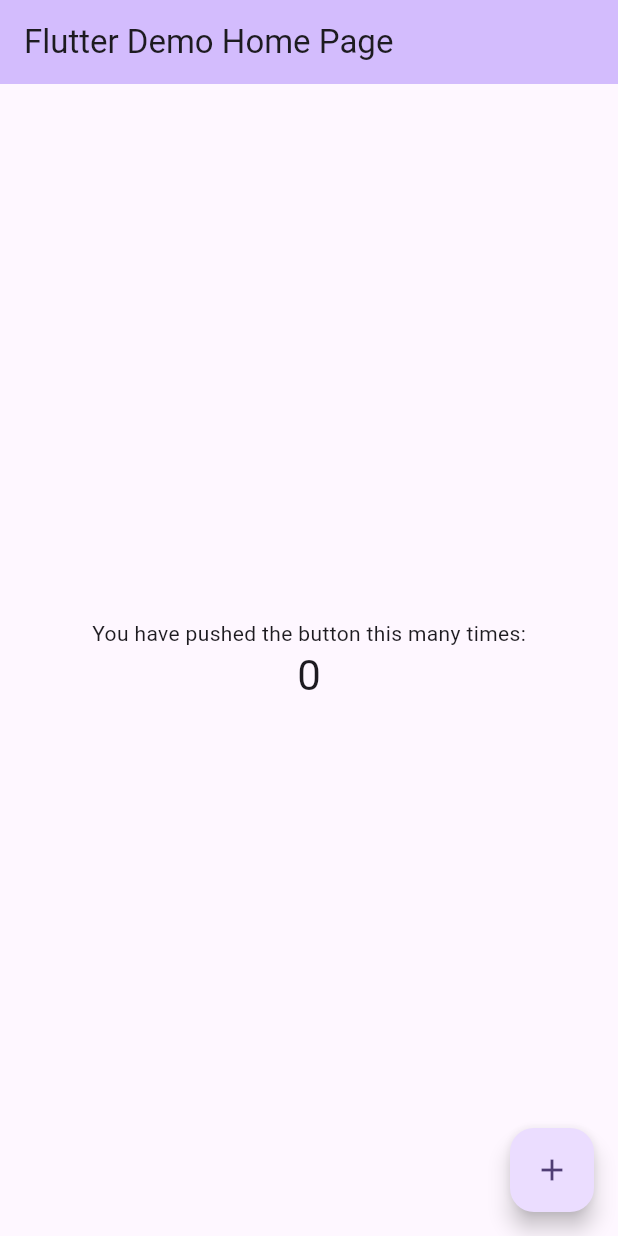
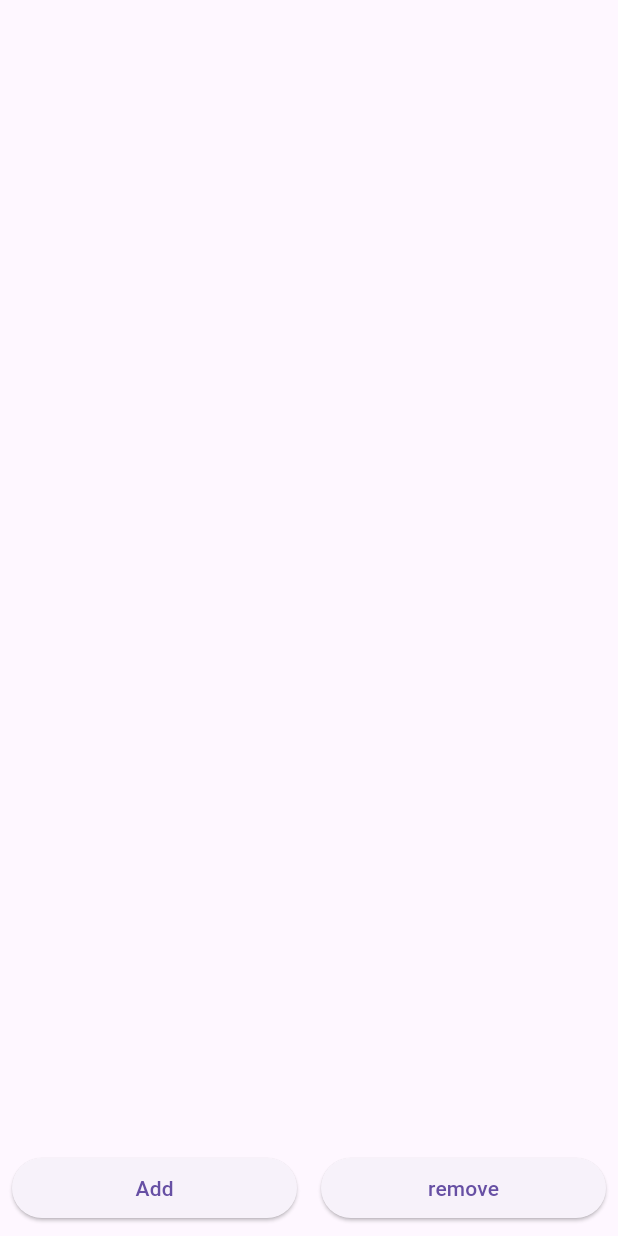
Before and after one commit to AdamYoneda/drift_bootcamp, a Flutter app: the screen it shows after launch, on a phone screen of 412 x 824 dp. Run offline on Flutter 3.47's test engine with Material 3 defaults, Android fonts, the phone set to English and light mode, and no system bars.

Commit message:
feat: UI

```diff
--- /dev/null
+++ b/lib/component/drift_widget.dart
@@ -0,0 +1,44 @@
+import 'package:flutter/material.dart';
+
+class Drift extends StatelessWidget {
+  const Drift({
+    super.key,
+  });
+
+  @override
+  Widget build(BuildContext context) {
+    return Scaffold(
+      body: SafeArea(
+        child: Column(
+          mainAxisAlignment: MainAxisAlignment.spaceBetween,
+          children: [
+            Expanded(child: Container()),
+            Row(
+              mainAxisAlignment: MainAxisAlignment.spaceEvenly,
+              children: [
+                Expanded(
+                  child: Padding(
+                    padding: const EdgeInsets.all(8),
+                    child: ElevatedButton(
+                      child: const Text('Add'),
+                      onPressed: () async {},
+                    ),
+                  ),
+                ),
+                Expanded(
+                  child: Padding(
+                    padding: const EdgeInsets.all(8),
+                    child: ElevatedButton(
+                      child: const Text('remove'),
+                      onPressed: () async {},
+                    ),
+                  ),
+                ),
+              ],
+            ),
+          ],
+        ),
+      ),
+    );
+  }
+}
--- a/lib/main.dart
+++ b/lib/main.dart
@@ -1,3 +1,4 @@
+import 'package:drift_bootcamp/component/drift_widget.dart';
 import 'package:flutter/material.dart';
 
 void main() {
@@ -7,119 +8,10 @@
 class MyApp extends StatelessWidget {
   const MyApp({super.key});
 
-  // This widget is the root of your application.
   @override
   Widget build(BuildContext context) {
     return MaterialApp(
-      title: 'Flutter Demo',
-      theme: ThemeData(
-        // This is the theme of your application.
-        //
-        // TRY THIS: Try running your application with "flutter run". You'll see
-        // the application has a purple toolbar. Then, without quitting the app,
-        // try changing the seedColor in the colorScheme below to Colors.green
-        // and then invoke "hot reload" (save your changes or press the "hot
-        // reload" button in a Flutter-supported IDE, or press "r" if you used
-        // the command line to start the app).
-        //
-        // Notice that the counter didn't reset back to zero; the application
-        // state is not lost during the reload. To reset the state, use hot
-        // restart instead.
-        //
-        // This works for code too, not just values: Most code changes can be
-        // tested with just a hot reload.
-        colorScheme: ColorScheme.fromSeed(seedColor: Colors.deepPurple),
-        useMaterial3: true,
-      ),
-      home: const MyHomePage(title: 'Flutter Demo Home Page'),
+      home: Drift(),
     );
   }
 }
-
-class MyHomePage extends StatefulWidget {
-  const MyHomePage({super.key, required this.title});
-
-  // This widget is the home page of your application. It is stateful, meaning
-  // that it has a State object (defined below) that contains fields that affect
-  // how it looks.
-
-  // This class is the configuration for the state. It holds the values (in this
-  // case the title) provided by the parent (in this case the App widget) and
-  // used by the build method of the State. Fields in a Widget subclass are
-  // always marked "final".
-
-  final String title;
-
-  @override
-  State<MyHomePage> createState() => _MyHomePageState();
-}
-
-class _MyHomePageState extends State<MyHomePage> {
-  int _counter = 0;
-
-  void _incrementCounter() {
-    setState(() {
-      // This call to setState tells the Flutter framework that something has
-      // changed in this State, which causes it to rerun the build method below
-      // so that the display can reflect the updated values. If we changed
-      // _counter without calling setState(), then the build method would not be
-      // called again, and so nothing would appear to happen.
-      _counter++;
-    });
-  }
-
-  @override
-  Widget build(BuildContext context) {
-    // This method is rerun every time setState is called, for instance as done
-    // by the _incrementCounter method above.
-    //
-    // The Flutter framework has been optimized to make rerunning build methods
-    // fast, so that you can just rebuild anything that needs updating rather
-    // than having to individually change instances of widgets.
-    return Scaffold(
-      appBar: AppBar(
-        // TRY THIS: Try changing the color here to a specific color (to
-        // Colors.amber, perhaps?) and trigger a hot reload to see the AppBar
-        // change color while the other colors stay the same.
-        backgroundColor: Theme.of(context).colorScheme.inversePrimary,
-        // Here we take the value from the MyHomePage object that was created by
-        // the App.build method, and use it to set our appbar title.
-        title: Text(widget.title),
-      ),
-      body: Center(
-        // Center is a layout widget. It takes a single child and positions it
-        // in the middle of the parent.
-        child: Column(
-          // Column is also a layout widget. It takes a list of children and
-          // arranges them vertically. By default, it sizes itself to fit its
-          // children horizontally, and tries to be as tall as its parent.
-          //
-          // Column has various properties to control how it sizes itself and
-          // how it positions its children. Here we use mainAxisAlignment to
-          // center the children vertically; the main axis here is the vertical
-          // axis because Columns are vertical (the cross axis would be
-          // horizontal).
-          //
-          // TRY THIS: Invoke "debug painting" (choose the "Toggle Debug Paint"
-          // action in the IDE, or press "p" in the console), to see the
-          // wireframe for each widget.
-          mainAxisAlignment: MainAxisAlignment.center,
-          children: <Widget>[
-            const Text(
-              'You have pushed the button this many times:',
-            ),
-            Text(
-              '$_counter',
-              style: Theme.of(context).textTheme.headlineMedium,
-            ),
-          ],
-        ),
-      ),
-      floatingActionButton: FloatingActionButton(
-        onPressed: _incrementCounter,
-        tooltip: 'Increment',
-        child: const Icon(Icons.add),
-      ), // This trailing comma makes auto-formatting nicer for build methods.
-    );
-  }
-}
```
